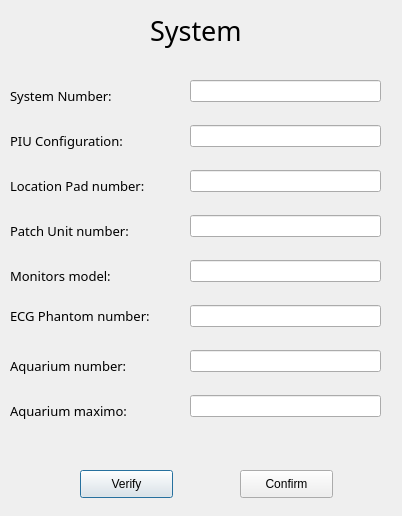
Old version of the form Code/Forms/system_dialog.ui in the repository EranYonai/Auto-Baseline.
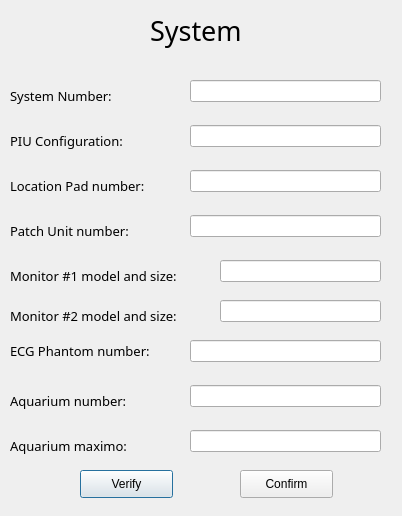
New version of the form.

The edit to the form file:
```diff
--- a/Code/Forms/system_dialog.ui
+++ b/Code/Forms/system_dialog.ui
@@ -40,7 +40,7 @@
    <property name="geometry">
     <rect>
      <x>10</x>
-     <y>350</y>
+     <y>385</y>
      <width>171</width>
      <height>31</height>
     </rect>
@@ -97,7 +97,7 @@
    <property name="geometry">
     <rect>
      <x>10</x>
-     <y>305</y>
+     <y>340</y>
      <width>181</width>
      <height>21</height>
     </rect>
@@ -116,7 +116,7 @@
    <property name="geometry">
     <rect>
      <x>190</x>
-     <y>350</y>
+     <y>385</y>
      <width>191</width>
      <height>22</height>
     </rect>
@@ -126,7 +126,7 @@
    <property name="geometry">
     <rect>
      <x>190</x>
-     <y>395</y>
+     <y>430</y>
      <width>191</width>
      <height>22</height>
     </rect>
@@ -137,7 +137,7 @@
     <rect>
      <x>10</x>
      <y>260</y>
-     <width>151</width>
+     <width>221</width>
      <height>31</height>
     </rect>
    </property>
@@ -148,14 +148,14 @@
     </font>
    </property>
    <property name="text">
-    <string>Monitors model:</string>
+    <string>Monitor #1 model and size:</string>
    </property>
   </widget>
   <widget class="QLabel" name="label_8">
    <property name="geometry">
     <rect>
      <x>10</x>
-     <y>395</y>
+     <y>430</y>
      <width>161</width>
      <height>31</height>
     </rect>
@@ -235,7 +235,7 @@
    <property name="geometry">
     <rect>
      <x>190</x>
-     <y>305</y>
+     <y>340</y>
      <width>191</width>
      <height>22</height>
     </rect>
@@ -283,13 +283,42 @@
   <widget class="QLineEdit" name="mm_text">
    <property name="geometry">
     <rect>
-     <x>190</x>
+     <x>220</x>
      <y>260</y>
-     <width>191</width>
+     <width>161</width>
      <height>22</height>
     </rect>
    </property>
   </widget>
+  <widget class="QLineEdit" name="mm2_text">
+   <property name="geometry">
+    <rect>
+     <x>220</x>
+     <y>300</y>
+     <width>161</width>
+     <height>22</height>
+    </rect>
+   </property>
+  </widget>
+  <widget class="QLabel" name="label_9">
+   <property name="geometry">
+    <rect>
+     <x>10</x>
+     <y>300</y>
+     <width>221</width>
+     <height>31</height>
+    </rect>
+   </property>
+   <property name="font">
+    <font>
+     <family>Product Sans Light</family>
+     <pointsize>10</pointsize>
+    </font>
+   </property>
+   <property name="text">
+    <string>Monitor #2 model and size:</string>
+   </property>
+  </widget>
  </widget>
  <tabstops>
   <tabstop>system_text</tabstop>
```
Left out of the diff: 1 changed line with no effect on the pictures.
